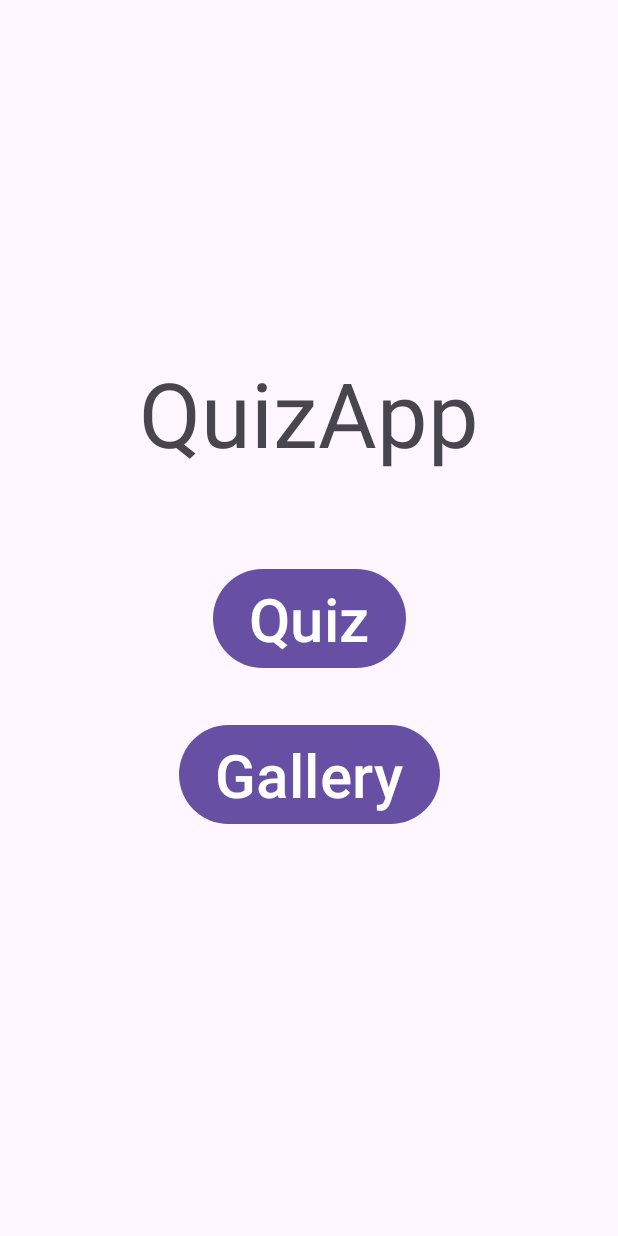
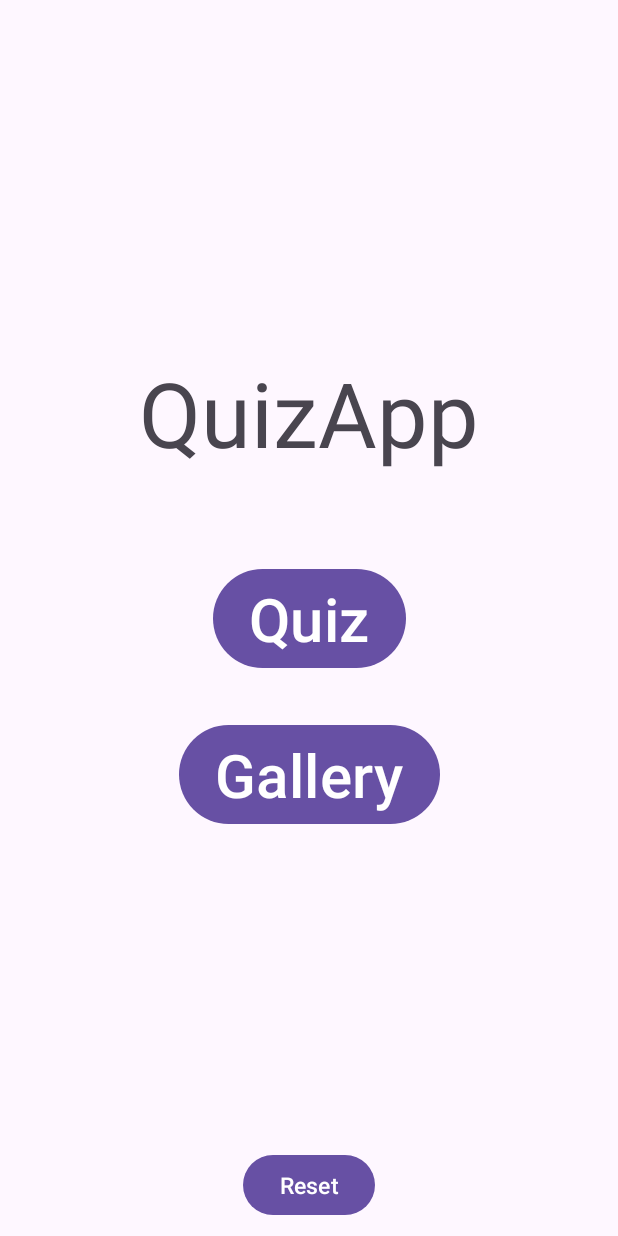
Before and after one commit to eyvmal/QuizApp, an Android app: the screen it shows after launch (MainActivity), on a phone screen of 412 x 824 dp. Run offline under Robolectric (Android 15) with nearby library versions, the phone set to English and light mode, and no system bars.

Commit message:
add reset button

```diff
--- a/app/src/main/res/layout/activity_main.xml
+++ b/app/src/main/res/layout/activity_main.xml
@@ -39,4 +39,15 @@
         app:layout_constraintStart_toStartOf="parent"
         app:layout_constraintTop_toBottomOf="@+id/button" />
 
+    <Button
+        android:id="@+id/button4"
+        android:layout_width="wrap_content"
+        android:layout_height="wrap_content"
+        android:layout_marginBottom="10dp"
+        android:text="@string/reset_button"
+        android:textSize="15sp"
+        app:layout_constraintBottom_toBottomOf="parent"
+        app:layout_constraintEnd_toEndOf="parent"
+        app:layout_constraintStart_toStartOf="parent" />
+
 </androidx.constraintlayout.widget.ConstraintLayout>
--- a/app/src/main/res/values/strings.xml
+++ b/app/src/main/res/values/strings.xml
@@ -7,4 +7,7 @@
     <string name="save_photo">Save</string>
     <string name="add_photo_desc">Click to add photo</string>
     <string name="add_photo">Add Photo</string>
+    <string name="answer_option">Option X</string>
+    <string name="quiz_photo_desc">Photo for quiz</string>
+    <string name="reset_button">Reset</string>
 </resources>
```
Also changed, not shown: app/src/main/java/com/example/quizapp/ArrayStorage.kt (+12 -0 lines), app/src/main/java/com/example/quizapp/MainActivity.kt (+22 -0 lines).
